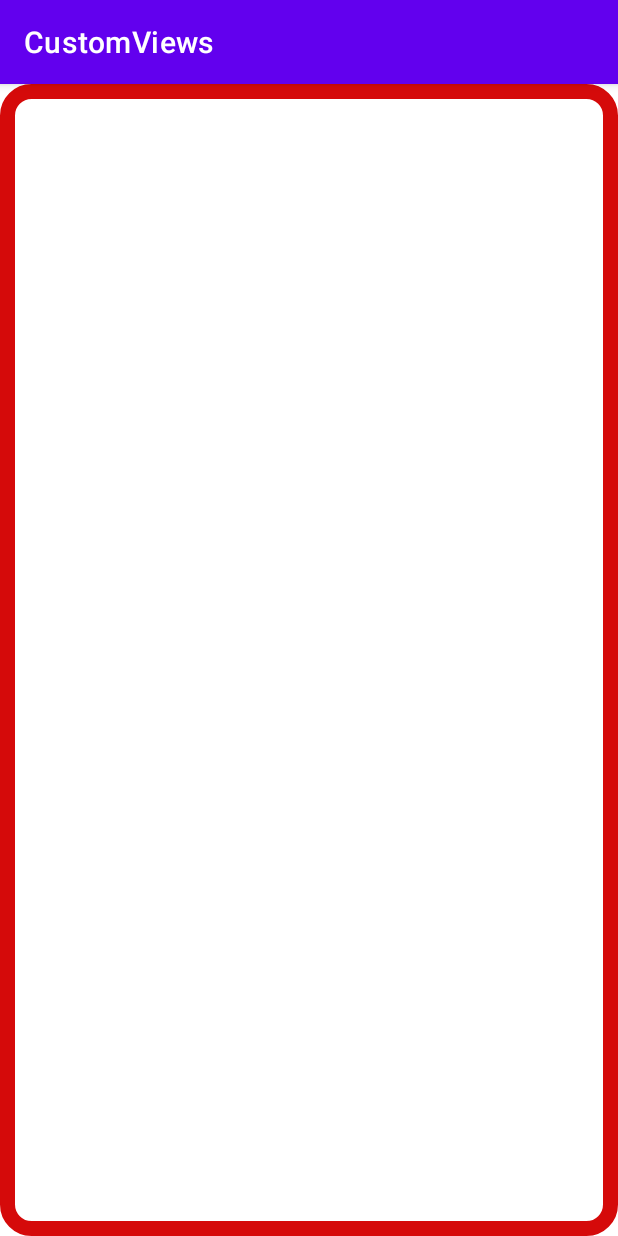
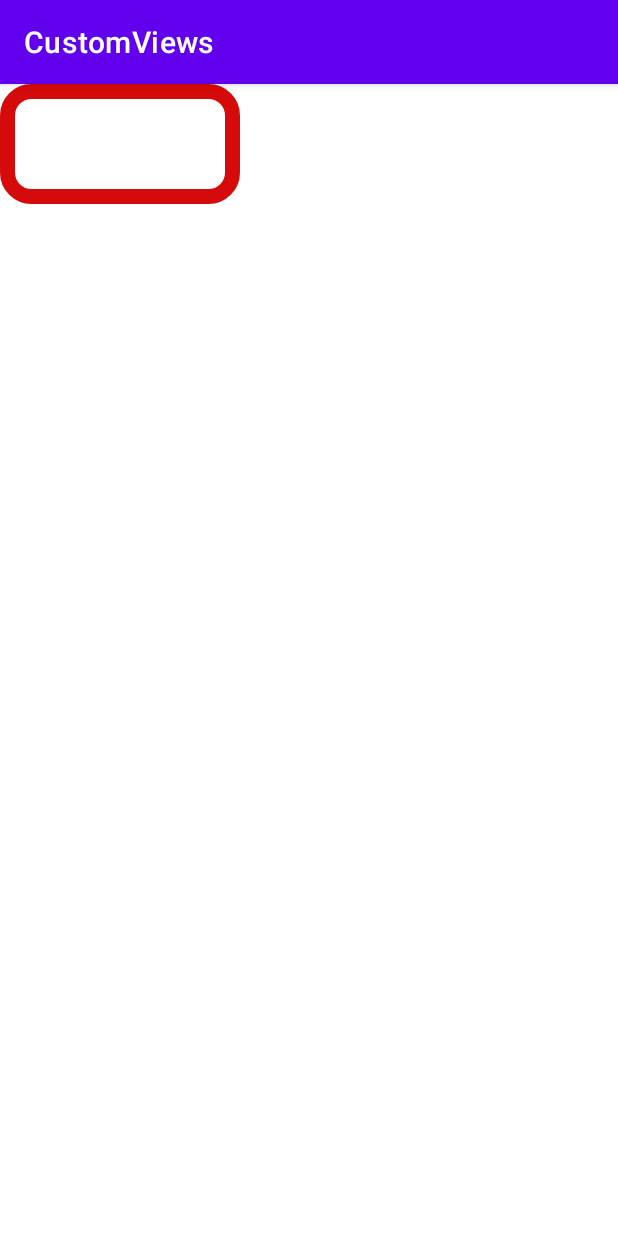
Before and after one commit to Tornado5121/CustomViews, an Android app: the screen it shows after launch (MainActivity), on a phone screen of 412 x 824 dp. Run offline under Robolectric (Android 15) with nearby library versions, the phone set to English and light mode, and no system bars; 6 statements that could not run were skipped.

Commit message:
finished custom viewGroup

```diff
--- a/app/src/main/java/com/natife/example/customviews/MyViewGroup.kt
+++ b/app/src/main/java/com/natife/example/customviews/MyViewGroup.kt
@@ -1,13 +1,27 @@
 package com.natife.example.customviews
 
 import android.content.Context
+import android.graphics.Color
 import android.util.AttributeSet
 import android.widget.LinearLayout
+import android.widget.TextView
 
 class CustomLinearLayout @JvmOverloads constructor(
     context: Context,
     attrs: AttributeSet? = null,
-    defstyle: Int = 0
-) : LinearLayout(context, attrs, defstyle) {
+    defStyle: Int = 0
+) : LinearLayout(context, attrs, defStyle) {
+
+    private val backgroundColor = Color.parseColor(context.getString(R.string.backgrondColorCustomViewGroup))
+    private val textColor = Color.parseColor(context.getString(R.string.textColorCustomViewGroup))
+
+    fun addItem(itemName: String) {
+        val textView = TextView(context)
+        textView.text = itemName
+        textView.setBackgroundColor(backgroundColor)
+        textView.setTextColor(textColor)
+        textView.setPadding(4,4,4,4)
+        addView(textView)
+    }
 
 }
--- a/app/src/main/res/layout/activity_main.xml
+++ b/app/src/main/res/layout/activity_main.xml
@@ -1,15 +1,18 @@
 <?xml version="1.0" encoding="utf-8"?>
-<FrameLayout xmlns:android="http://schemas.android.com/apk/res/android"
+<com.natife.example.customviews.CustomLinearLayout xmlns:android="http://schemas.android.com/apk/res/android"
     xmlns:app="http://schemas.android.com/apk/res-auto"
     xmlns:tools="http://schemas.android.com/tools"
+    android:id="@+id/custom_layout"
+    android:orientation="vertical"
     android:layout_width="match_parent"
     android:layout_height="match_parent"
     tools:context=".MainActivity">
 
     <com.natife.example.customviews.MyCustomView
-        android:layout_width="match_parent"
-        android:layout_height="match_parent"
+        android:layout_width="160dp"
+        android:layout_height="80dp"
         app:borderColor="#D50A0A"
         app:borderWidth="10dp"
-        app:cornerRadius="16dp" />
-</FrameLayout>
+        app:cornerRadius="16dp"/>
+
+</com.natife.example.customviews.CustomLinearLayout>
--- a/app/src/main/res/values/colors.xml
+++ b/app/src/main/res/values/colors.xml
@@ -7,4 +7,6 @@
     <color name="teal_700">#FF018786</color>
     <color name="black">#FF000000</color>
     <color name="white">#FFFFFFFF</color>
+    <string name="backgrondColorCustomViewGroup">#000000</string>
+    <string name="textColorCustomViewGroup">#ffffff</string>
 </resources>
```
Also changed, not shown: app/src/main/java/com/natife/example/customviews/MainActivity.kt (+10 -1 lines).
